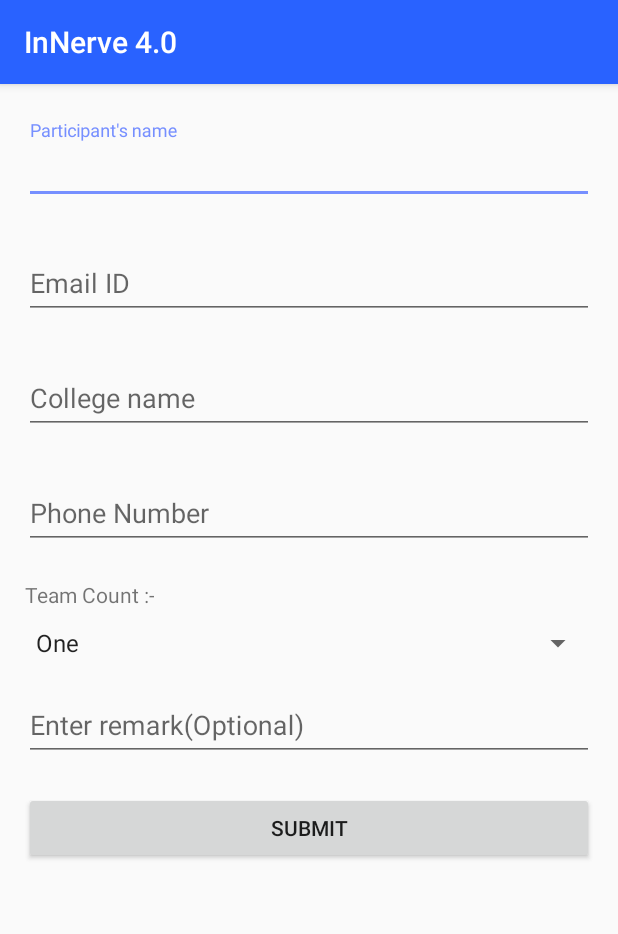
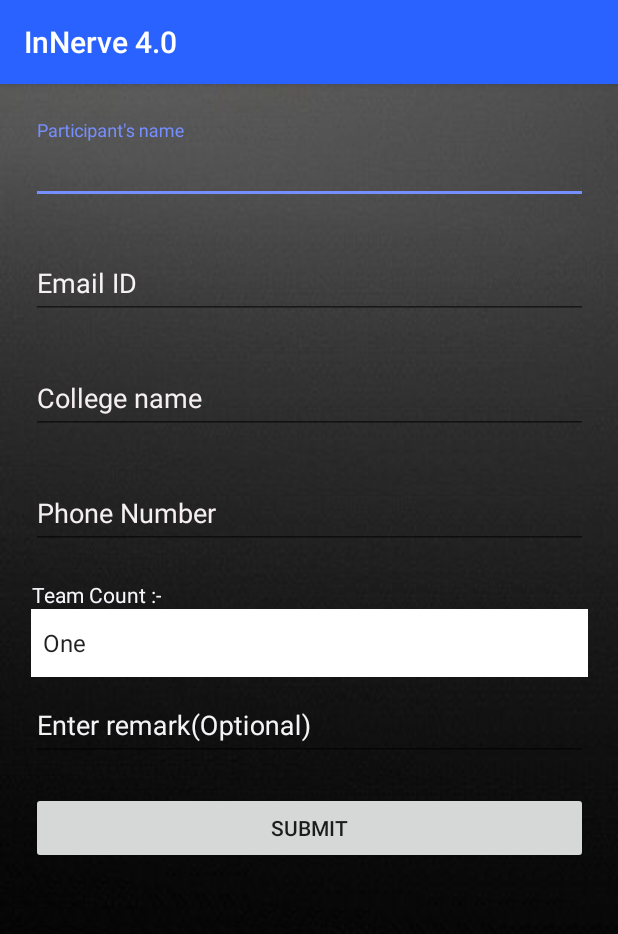
Before and after one commit to surya91521/InNerveApp, an Android app: the ParticipantRegistration screen opened directly, with no data from a screen before it, on a phone screen of 412 x 824 dp. Shown: the top 934 px of the screen. Run offline under Robolectric (Android 15) with nearby library versions, the phone set to English and light mode, and no system bars; our stand-ins replace Firebase (no records; nobody signed in at launch, a user with empty details on screens opened directly).

Commit message:
candidate registration done

```diff
--- a/app/src/main/java/com/example/innerveapp/SingleUserActivity.java
+++ b/app/src/main/java/com/example/innerveapp/SingleUserActivity.java
@@ -175,7 +175,7 @@ public class SingleUserActivity extends AppCompatActivity
 
         } else if (id == R.id.nav_theme) {
 
-        } else if(id==R.id.nav_down) {
+        } else if(id == R.id.nav_down) {
 
               download();
 
--- a/app/src/main/res/layout/activity_participant_registration.xml
+++ b/app/src/main/res/layout/activity_participant_registration.xml
@@ -4,14 +4,14 @@
     xmlns:tools="http://schemas.android.com/tools"
     android:layout_width="match_parent"
     android:layout_height="match_parent"
+    android:background="@drawable/grey"
     tools:context=".ParticipantRegistration">
 
     <ScrollView
         android:id="@+id/scrollView2"
-        android:layout_width="match_parent"
-        android:layout_height="0dp"
+        android:layout_width="403dp"
+        android:layout_height="654dp"
         android:layout_marginTop="8dp"
-        app:layout_constraintBottom_toBottomOf="parent"
         app:layout_constraintLeft_toLeftOf="parent"
         app:layout_constraintRight_toRightOf="parent"
         app:layout_constraintTop_toTopOf="parent">
@@ -27,6 +27,7 @@
                 android:id="@+id/names"
                 android:layout_width="match_parent"
                 android:layout_height="wrap_content"
+                android:textColorHint="#F5F2F8"
                 app:errorEnabled="true">
 
                 <android.support.design.widget.TextInputEditText
@@ -34,6 +35,8 @@
                     android:layout_height="wrap_content"
                     android:hint="Participant's name"
                     android:inputType="textPersonName"
+                    android:textColor="#F5F4F7"
+                    android:textColorHint="#FAF9FC"
                     app:errorEnabled="true" />
             </android.support.design.widget.TextInputLayout>
 
@@ -41,6 +44,7 @@
                 android:id="@+id/emails"
                 android:layout_width="match_parent"
                 android:layout_height="wrap_content"
+                android:textColorHint="#F7F2F5"
                 app:errorEnabled="true">
 
                 <android.support.design.widget.TextInputEditText
@@ -48,6 +52,8 @@
                     android:layout_height="wrap_content"
                     android:hint="Email ID"
                     android:inputType="textEmailAddress"
+                    android:textColor="#F0EEF3"
+                    android:textColorHint="#F2EFF5"
                     app:errorEnabled="true" />
             </android.support.design.widget.TextInputLayout>
 
@@ -55,6 +61,7 @@
                 android:id="@+id/colleges"
                 android:layout_width="match_parent"
                 android:layout_height="wrap_content"
+                android:textColorHint="#F5EFF2"
                 app:errorEnabled="true">
 
                 <android.support.design.widget.TextInputEditText
@@ -62,6 +69,8 @@
                     android:layout_height="wrap_content"
                     android:hint="College name"
                     android:inputType="textImeMultiLine"
+                    android:textColor="#FCFAFB"
+                    android:textColorHighlight="#F0EDEF"
                     app:errorEnabled="true" />
             </android.support.design.widget.TextInputLayout>
 
@@ -69,6 +78,7 @@
                 android:id="@+id/phones"
                 android:layout_width="match_parent"
                 android:layout_height="wrap_content"
+                android:textColorHint="#F5EFF2"
                 app:errorEnabled="true">
 
                 <android.support.design.widget.TextInputEditText
@@ -76,6 +86,8 @@
                     android:layout_height="wrap_content"
                     android:hint="Phone Number"
                     android:inputType="phone"
+                    android:textColor="#EFEDF1"
+                    android:textColorHint="#F5F4F7"
                     app:errorEnabled="true" />
             </android.support.design.widget.TextInputLayout>
 
@@ -86,12 +98,14 @@
                 android:layout_gravity="left"
                 android:gravity="center"
                 android:text="Team Count :-"
+                android:textColor="#F7F6FA"
                 android:textSize="14sp" />
 
             <Spinner
                 android:id="@+id/spinner"
                 android:layout_width="match_parent"
                 android:layout_height="45dp"
+                android:background="@android:color/white"
                 android:gravity="center_horizontal" />
 
             <android.support.design.widget.TextInputLayout
@@ -143,6 +157,7 @@
                 android:id="@+id/remark"
                 android:layout_width="match_parent"
                 android:layout_height="wrap_content"
+                android:textColorHint="#F3F2F5"
                 app:errorEnabled="true">
 
                 <android.support.design.widget.TextInputEditText
@@ -150,6 +165,8 @@
                     android:layout_height="wrap_content"
                     android:hint="Enter remark(Optional)"
                     android:inputType="textLongMessage"
+                    android:textColor="#F0EFEF"
+                    android:textColorHint="#E3DFE7"
                     app:errorEnabled="true" />
             </android.support.design.widget.TextInputLayout>
 
```
